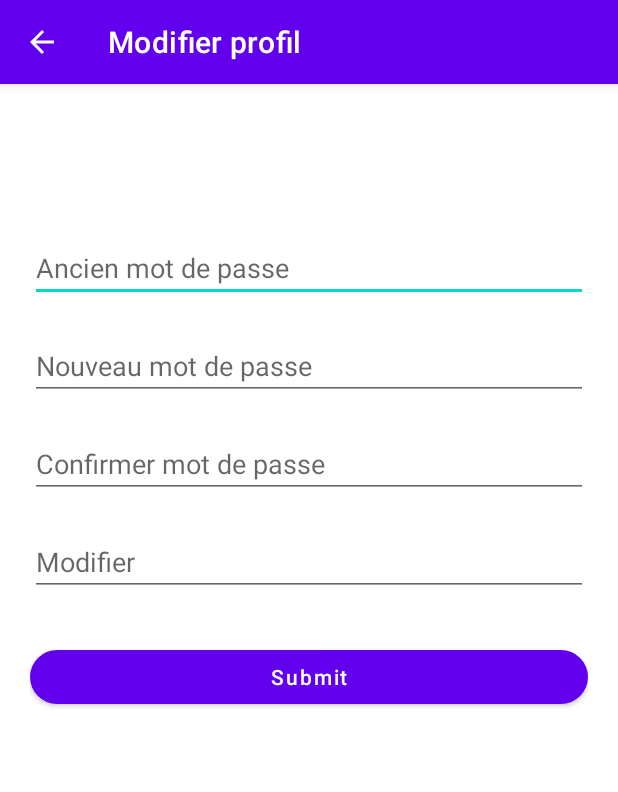
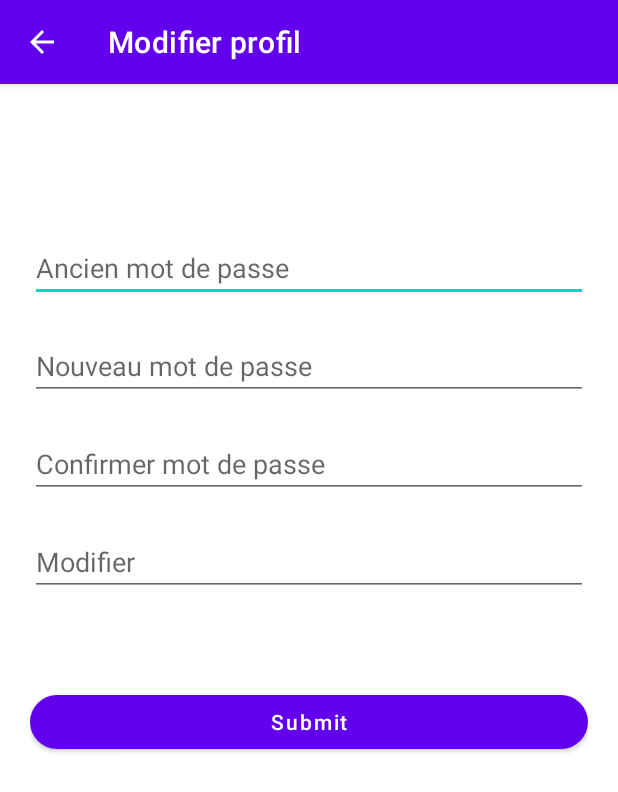
Before and after one commit to Daniel-Tamundele/Sauces, an Android app: the Modifier_ProfilActivity screen opened directly, with no data from a screen before it, on a phone screen of 412 x 824 dp. Shown: the top 792 px of the screen. Run offline under Robolectric (Android 15) with nearby library versions, the light colour scheme and no system bars.

Commit message:
Implementation de l'activité modifier profil

```diff
--- a/app/src/main/java/com/modile/sauces/AjoutDocActivity.java
+++ b/app/src/main/java/com/modile/sauces/AjoutDocActivity.java
@@ -41,7 +41,6 @@ public class AjoutDocActivity extends AppCompatActivity {
     }
 
     /* LES FONCTIONS */
-
 
     private void initialisation(){
         /* RECUPERATION DES COMPOSANT SUR LE LAYOUT */
--- a/app/src/main/java/com/modile/sauces/Modifier_ProfilActivity.java
+++ b/app/src/main/java/com/modile/sauces/Modifier_ProfilActivity.java
@@ -2,13 +2,71 @@ package com.modile.sauces;
 
 import androidx.appcompat.app.AppCompatActivity;
 
+import android.content.Intent;
 import android.os.Bundle;
+import android.view.View;
+import android.widget.Button;
+import android.widget.EditText;
+import android.widget.Toast;
 
 public class Modifier_ProfilActivity extends AppCompatActivity {
+
+    /* DECLARATIONS DES VARIABLES */
+    private EditText Ancien;
+    private EditText Nouveau;
+    private EditText Confirmer;
+    private EditText Modifier;
+    private Button Submit_Modifier_Profil;
 
     @Override
     protected void onCreate(Bundle savedInstanceState) {
         super.onCreate(savedInstanceState);
         setContentView(R.layout.activity_modifier_profil);
+
+        /* RECUPERATION DES COMPOSANTS SUR LE LAYOUT */
+        initialise();
+
+        /* ECOUTER D'EVENEMENT */
+        Submit_Modifier_Profiel();
+    }
+    /* LES FONCTION */
+
+    private void initialise(){
+        Ancien = findViewById(R.id.Ancien_mot_de_passe);
+        Nouveau = findViewById(R.id.Nouveau_mot_de_passe);
+        Confirmer = findViewById(R.id.Confirmer_mot_de_passe);
+        Modifier = findViewById(R.id.Modifier);
+        Submit_Modifier_Profil = findViewById(R.id.Button_Modifier_profil);
+    }
+
+    /* ECOUTER D'EVENEMENT SUR LEBUTTON Submit_Modifier_Profiel */
+    private void Submit_Modifier_Profiel(){
+        Submit_Modifier_Profil.setOnClickListener(new View.OnClickListener() {
+            @Override
+            public void onClick(View view) {
+
+                /* DECLARATION DES VARIABLE QUI VA MEPERMETRE A VERIFIERLES CHAMPS SI ILS ONT VIDE */
+                String ancien = Ancien.getText().toString();
+                String nouveau = Nouveau.getText().toString();
+                String confirmer = Confirmer.getText().toString();
+                String modifier = Modifier.getText().toString();
+
+                if (ancien.isEmpty()){
+                    Toast.makeText(Modifier_ProfilActivity.this,"Ancien mot de passe est vide",Toast.LENGTH_SHORT).show();
+                    return;
+                }else if (nouveau.isEmpty()){
+                    Toast.makeText(Modifier_ProfilActivity.this,"nouveau mot de passe est vide",Toast.LENGTH_SHORT).show();
+                    return;
+                }else if (confirmer.isEmpty()){
+                    Toast.makeText(Modifier_ProfilActivity.this,"Confirmer",Toast.LENGTH_SHORT).show();
+                    return;
+                }else if (modifier.isEmpty()){
+                    Toast.makeText(Modifier_ProfilActivity.this,"modifier",Toast.LENGTH_SHORT).show();
+                    return;
+                }else {
+                    Toast.makeText(Modifier_ProfilActivity.this,"Profil Modifier",Toast.LENGTH_SHORT).show();
+                }
+            }
+        });
     }
 }
--- a/app/src/main/res/layout/activity_modifier_profil.xml
+++ b/app/src/main/res/layout/activity_modifier_profil.xml
@@ -42,11 +42,11 @@
         android:layout_marginTop="20dp"/>
 
     <com.google.android.material.button.MaterialButton
-        android:id="@+id/button_Modifier_profil"
+        android:id="@+id/Button_Modifier_profil"
         app:shapeAppearanceOverlay="@style/forme_image"
         android:layout_width="match_parent"
         android:layout_height="wrap_content"
         android:text="Submit"
         android:textAllCaps="false"
-        android:layout_marginTop="30dp"/>
+        android:layout_marginTop="60dp"/>
 </LinearLayout>
```
